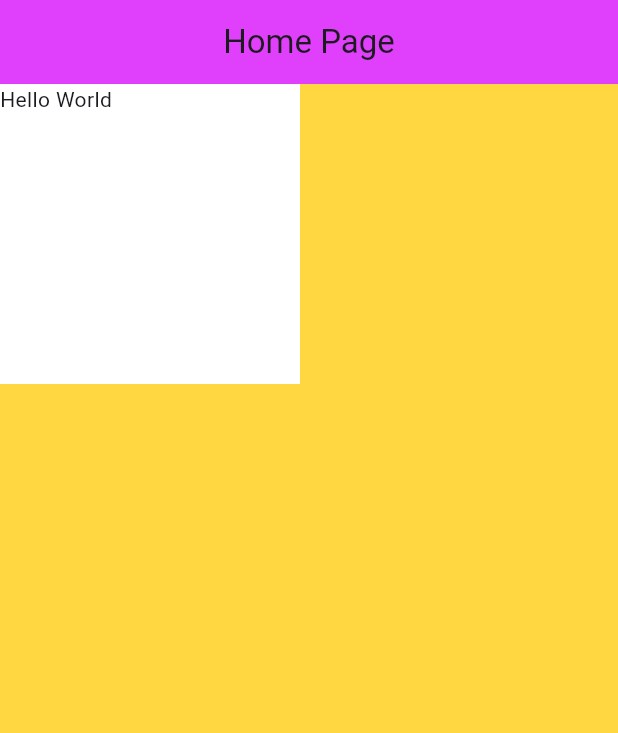
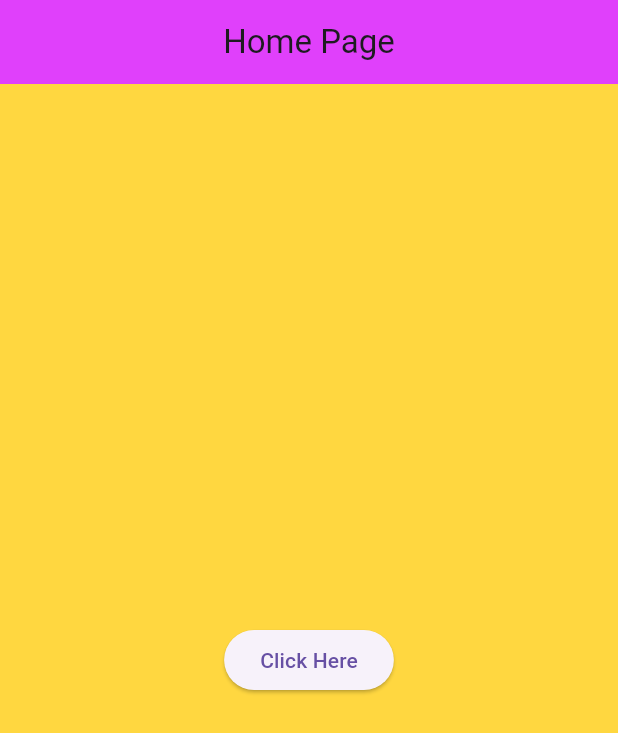
Before and after one commit to hannaRahim/myapp2, a Flutter app: the screen it shows after launch, on a phone screen of 412 x 824 dp. Shown: the top 733 px of the screen. Run offline on Flutter 3.47's test engine with Material 3 defaults, Android fonts, the phone set to English and light mode, and no system bars.

Commit message:
elevatedButton

```diff
--- a/lib/main.dart
+++ b/lib/main.dart
@@ -6,7 +6,7 @@ class MyApp extends StatelessWidget {
   @override
   Widget build(BuildContext context) {
     return MaterialApp(
-      title: 'Container',
+      title: 'ElevatedButton',
       theme: ThemeData(
         primarySwatch: Colors.blue,
       ),
@@ -25,12 +25,13 @@ class MyHomePage extends StatelessWidget {
             title: Text("Home Page"),
             centerTitle: true,
           ),
-          body:Container(
-                width: 200,
-                height: 200,
-                color: Colors.white,
-                child: Text('Hello World'),
-              ),
+          body: Center(
+            child:
+              ElevatedButton(
+                onPressed: (){},
+                child: Text("Click Here"),
+              )
+          ,)
     );
   }
 }
```
